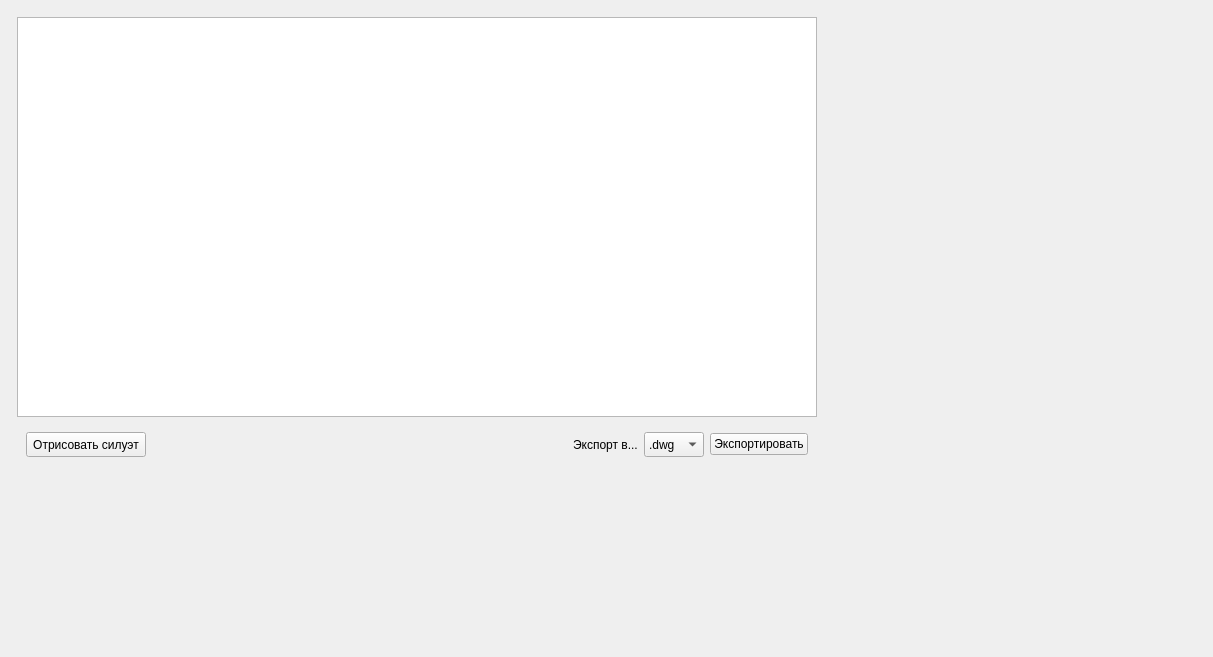
Before: the Qt Designer form source/gui/resultswidget.ui in baseoleph/secad, drawn with Qt 5.
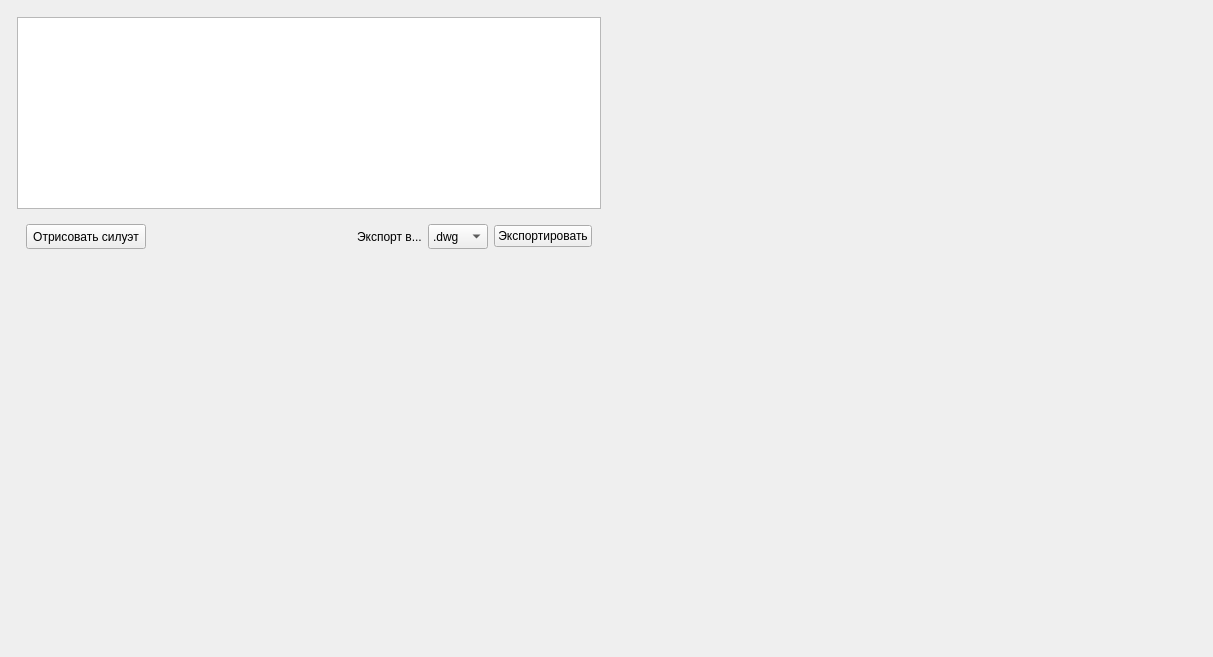
After: the same form once the commit is applied.

Patch:
```diff
--- a/source/gui/resultswidget.ui
+++ b/source/gui/resultswidget.ui
@@ -161,12 +161,6 @@
           <verstretch>0</verstretch>
          </sizepolicy>
         </property>
-        <property name="minimumSize">
-         <size>
-          <width>800</width>
-          <height>400</height>
-         </size>
-        </property>
         <property name="maximumSize">
          <size>
           <width>800</width>
```
